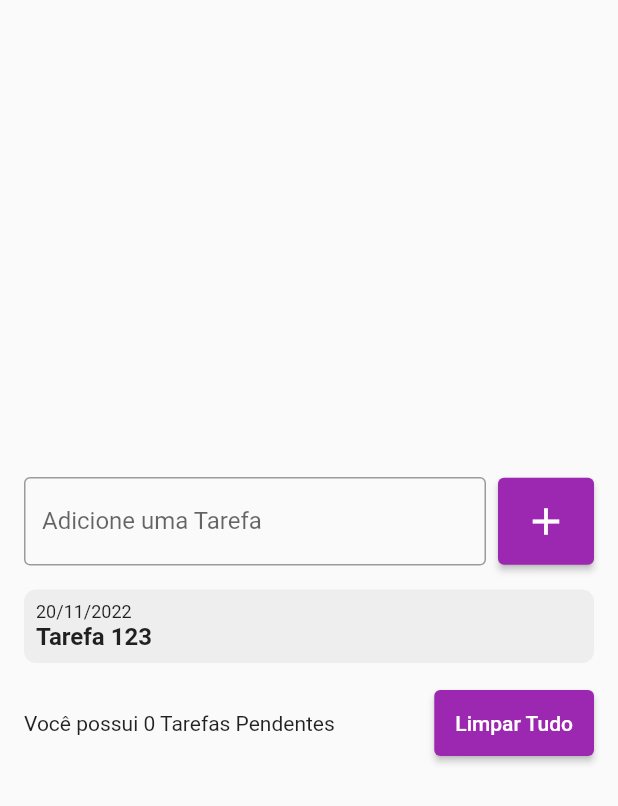
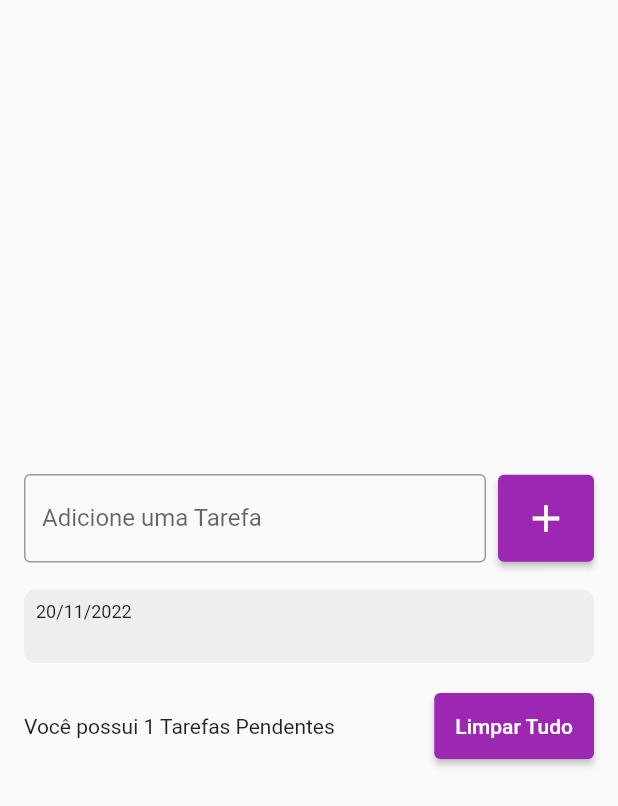
Before and after one commit to zupy-fmartinelli/todo_list, a Flutter app: the screen it shows after launch, after a tap on the "add" icon, on a phone screen of 412 x 824 dp. Shown: the top 806 px of the screen. Run offline on Flutter 3.47's test engine with Material 2 defaults, Android fonts, the phone set to English and light mode, and no system bars.

Commit message:
list item layout

```diff
--- a/lib/main.dart
+++ b/lib/main.dart
@@ -11,6 +11,7 @@ class MyApp extends StatelessWidget {
   @override
   Widget build(BuildContext context) {
     return MaterialApp(
+      debugShowCheckedModeBanner: false,
       home: TodoListPage(),
     );
   }
--- a/lib/pages/todo_list_page.dart
+++ b/lib/pages/todo_list_page.dart
@@ -16,10 +16,11 @@ class _TodoListPageState extends State<TodoListPage> {
 
   @override
   Widget build(BuildContext context) {
-    return Scaffold(
+    return SafeArea(
+      child: Scaffold(
         body: Center(
           child: Padding(
-          padding: const EdgeInsets.symmetric(horizontal: 16),
+            padding: const EdgeInsets.all(16),
             child: Column(
               mainAxisSize: MainAxisSize.min,
               children: [
@@ -62,7 +63,10 @@ class _TodoListPageState extends State<TodoListPage> {
                   child: ListView(
                     shrinkWrap: true,
                     children: [
-                    for (String todo in todos) TodoListItem(),
+                      for (String todo in todos)
+                        TodoListItem(
+                          title: todo,
+                        ),
                     ],
                   ),
                 ),
@@ -72,7 +76,7 @@ class _TodoListPageState extends State<TodoListPage> {
                   children: [
                     Expanded(
                       child: Text(
-                      'Você possui 0 Tarefas Pendentes',
+                        'Você possui ${todos.length} Tarefas Pendentes',
                       ),
                     ),
                     SizedBox(width: 8),
@@ -90,6 +94,7 @@ class _TodoListPageState extends State<TodoListPage> {
             ),
           ),
         ),
+      ),
     );
   }
 }
--- a/lib/widgets/todo_list_item.dart
+++ b/lib/widgets/todo_list_item.dart
@@ -4,7 +4,9 @@ import 'package:flutter/src/foundation/key.dart';
 import 'package:flutter/src/widgets/framework.dart';
 
 class TodoListItem extends StatelessWidget {
-  const TodoListItem({Key? key}) : super(key: key);
+  const TodoListItem({Key? key, required this.title}) : super(key: key);
+
+  final String title;
 
   @override
   Widget build(BuildContext context) {
@@ -13,6 +15,7 @@ class TodoListItem extends StatelessWidget {
         borderRadius: BorderRadius.circular(8),
         color: Colors.grey[200],
       ),
+      margin: const EdgeInsets.symmetric(vertical: 2),
       padding: const EdgeInsets.all(8),
       child: Column(
         crossAxisAlignment: CrossAxisAlignment.start,
@@ -24,7 +27,7 @@ class TodoListItem extends StatelessWidget {
             ),
           ),
           Text(
-            'Tarefa 123',
+            title,
             style: TextStyle(
               fontSize: 16,
               fontWeight: FontWeight.w600,
```
Lines whose indentation alone changed are shown as unchanged.
